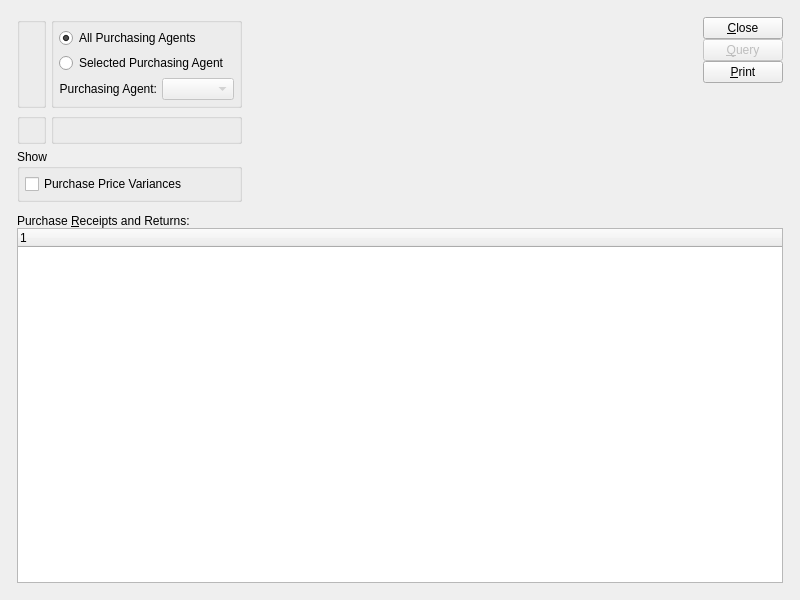
Before: the Qt Designer form guiclient/dspPoItemReceivingsByItem.ui in Pegasus-RPG/xtuple-client, drawn with Qt 5.
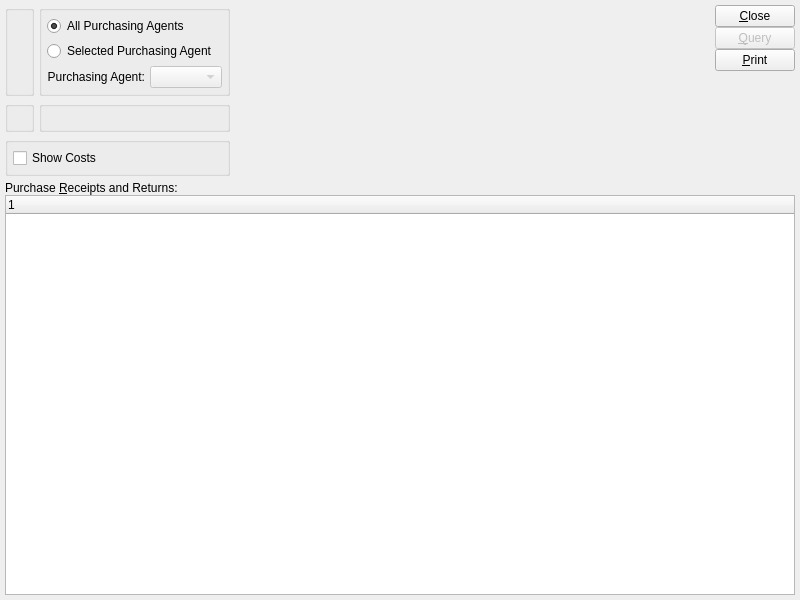
After: the same form once the commit is applied. Custom widgets are drawn as their Qt base class.

Commit message: issue #11186:  Change column name for Recv. Cost to Invcd. Cost (Invoiced) to more accurately describe what it really is.  Change "Show price variances" box to say "Show Costs" to more accurately reflect what really gets shown when you check the box.  Other misc. ui tweaks.

```diff
--- a/guiclient/dspPoItemReceivingsByItem.ui
+++ b/guiclient/dspPoItemReceivingsByItem.ui
@@ -19,17 +19,9 @@
   <property name="windowTitle" >
    <string>Receipts and Returns by Item</string>
   </property>
-  <layout class="QGridLayout" name="gridLayout_8" >
-   <item row="0" column="0" >
-    <layout class="QGridLayout" name="gridLayout_7" >
-     <property name="margin" >
-      <number>12</number>
-     </property>
-     <property name="spacing" >
-      <number>12</number>
-     </property>
-     <item row="0" column="0" >
-      <layout class="QHBoxLayout" name="horizontalLayout" >
+  <layout class="QGridLayout" name="gridLayout_7">
+   <item row="0" column="0">
+    <layout class="QHBoxLayout" name="horizontalLayout">
        <item>
         <layout class="QGridLayout" name="gridLayout_6" >
          <item row="0" column="0" >
@@ -122,16 +114,16 @@
            </layout>
           </widget>
          </item>
-         <item row="2" column="0" colspan="2" >
-          <widget class="QGroupBox" name="_showGroup" >
-           <property name="title" >
-            <string>Show</string>
-           </property>
-           <layout class="QGridLayout" name="gridLayout_4" >
-            <item row="0" column="0" >
-             <widget class="XCheckBox" name="_showVariances" >
-              <property name="text" >
-               <string>Purchase Price Variances</string>
+       <item row="2" column="0" colspan="2">
+        <widget class="QGroupBox" name="_showGroup">
+         <property name="title">
+          <string/>
+         </property>
+         <layout class="QGridLayout" name="gridLayout_4">
+          <item row="0" column="0">
+           <widget class="XCheckBox" name="_showVariances">
+            <property name="text">
+             <string>Show Costs</string>
               </property>
              </widget>
             </item>
@@ -260,10 +252,8 @@
       </widget>
      </item>
     </layout>
-   </item>
-  </layout>
  </widget>
- <layoutdefault spacing="5" margin="5" />
+ <layoutdefault spacing="5" margin="5"/>
  <pixmapfunction>qPixmapFromMimeSource</pixmapfunction>
  <customwidgets>
   <customwidget>
```
Left out of the diff: 165 changed lines with no effect on the pictures. Lines whose indentation alone changed are shown as unchanged. The commit also changes 5 other files.
